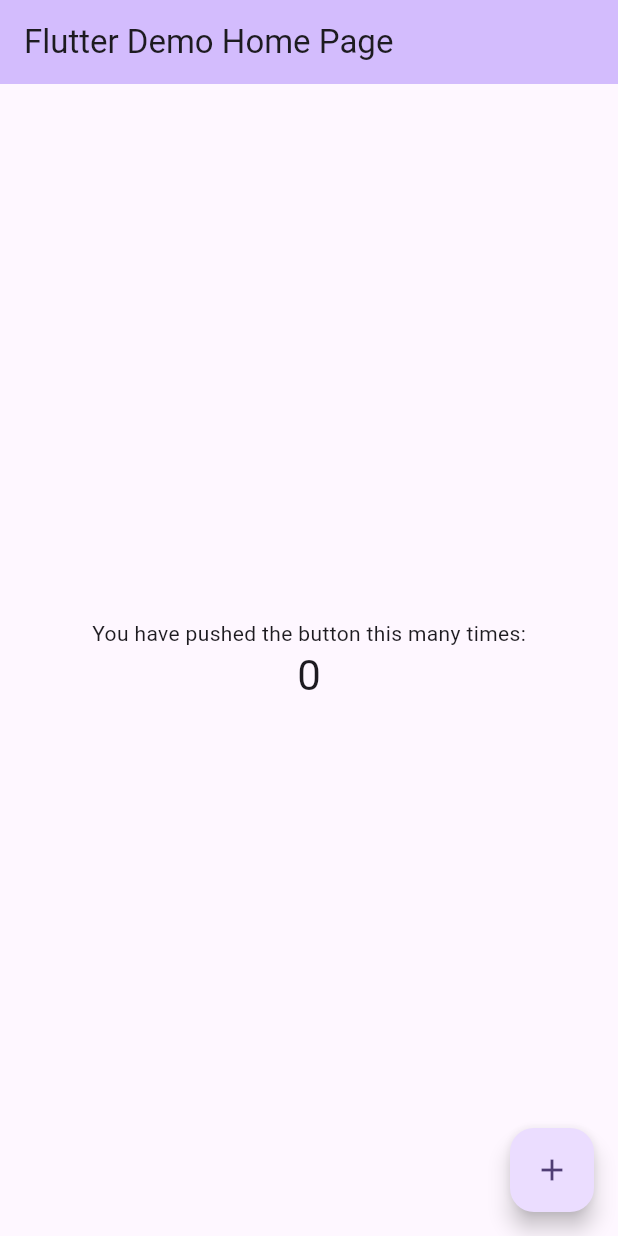
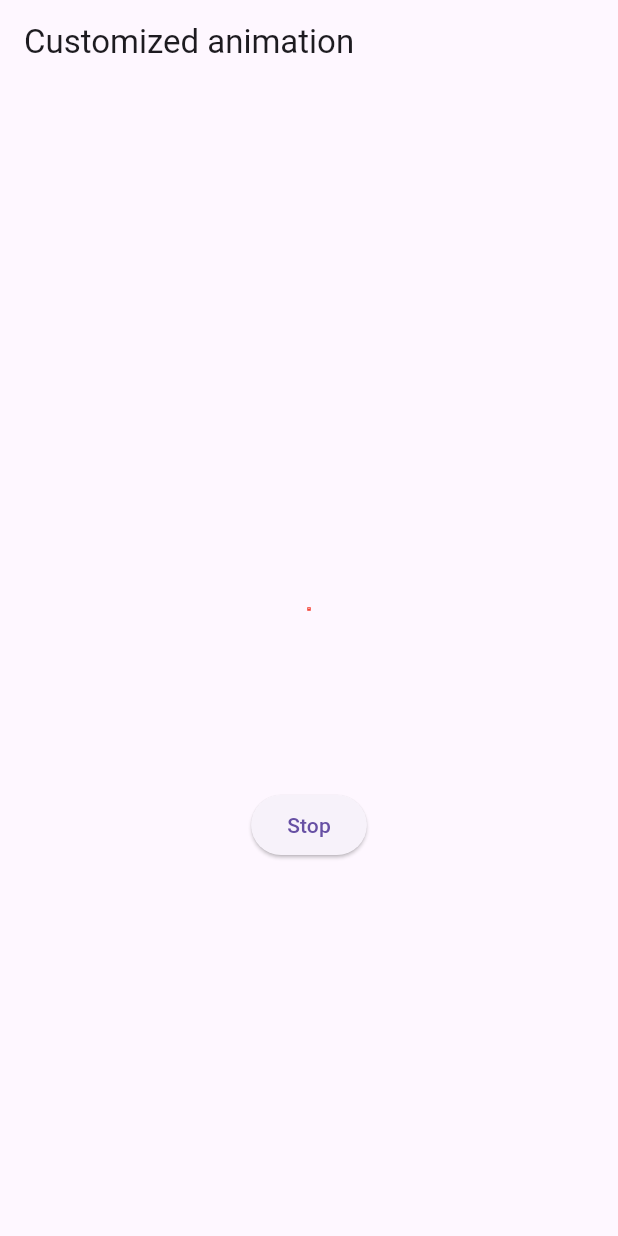
Before and after one commit to BANDARAKDT/Mobile-Application-Development-with-flutter, a Flutter app: the screen it shows after launch, on a phone screen of 412 x 824 dp. Run offline on Flutter 3.47's test engine with Material 3 defaults, Android fonts, the light colour scheme and no system bars; our stand-ins replace octo_image.

Commit message:
practical sheet 8

```diff
--- a/Labsheet 08/Activity/customize_animation/lib/main.dart
+++ b/Labsheet 08/Activity/customize_animation/lib/main.dart
@@ -1,125 +1,86 @@
 import 'package:flutter/material.dart';
 
 void main() {
-  runApp(const MyApp());
+  runApp(MyApp());
 }
 
 class MyApp extends StatelessWidget {
-  const MyApp({super.key});
-
-  // This widget is the root of your application.
   @override
   Widget build(BuildContext context) {
     return MaterialApp(
-      title: 'Flutter Demo',
-      theme: ThemeData(
-        // This is the theme of your application.
-        //
-        // TRY THIS: Try running your application with "flutter run". You'll see
-        // the application has a purple toolbar. Then, without quitting the app,
-        // try changing the seedColor in the colorScheme below to Colors.green
-        // and then invoke "hot reload" (save your changes or press the "hot
-        // reload" button in a Flutter-supported IDE, or press "r" if you used
-        // the command line to start the app).
-        //
-        // Notice that the counter didn't reset back to zero; the application
-        // state is not lost during the reload. To reset the state, use hot
-        // restart instead.
-        //
-        // This works for code too, not just values: Most code changes can be
-        // tested with just a hot reload.
-        colorScheme: ColorScheme.fromSeed(seedColor: Colors.deepPurple),
-        useMaterial3: true,
+      home: Scaffold(
+        appBar: AppBar(
+          title: Text("Customized animation"),
+        ),
+        body: CustomizeAnimation(),
       ),
-      home: const MyHomePage(title: 'Flutter Demo Home Page'),
     );
   }
 }
 
-class MyHomePage extends StatefulWidget {
-  const MyHomePage({super.key, required this.title});
+class CustomizeAnimation extends StatefulWidget {
+  @override
+  _CustomizeAnimationState createState() => _CustomizeAnimationState();
+}
 
-  // This widget is the home page of your application. It is stateful, meaning
-  // that it has a State object (defined below) that contains fields that affect
-  // how it looks.
-
-  // This class is the configuration for the state. It holds the values (in this
-  // case the title) provided by the parent (in this case the App widget) and
-  // used by the build method of the State. Fields in a Widget subclass are
-  // always marked "final".
-
-  final String title;
+class _CustomizeAnimationState extends State<CustomizeAnimation>
+    with SingleTickerProviderStateMixin {
+  late AnimationController _controller;
+  late Animation<double> _animation;
 
   @override
-  State<MyHomePage> createState() => _MyHomePageState();
-}
+  void initState() {
+    // TODO: implement initState
+    super.initState();
+    _controller =
+        AnimationController(duration: const Duration(seconds: 2), vsync: this);
+    _animation = Tween(begin: 0.0, end: 1.0).animate(
+      CurvedAnimation(parent: _controller, curve: Curves.bounceIn),
+    );
+    _controller.repeat(reverse: true);
+  }
 
-class _MyHomePageState extends State<MyHomePage> {
-  int _counter = 0;
-
-  void _incrementCounter() {
-    setState(() {
-      // This call to setState tells the Flutter framework that something has
-      // changed in this State, which causes it to rerun the build method below
-      // so that the display can reflect the updated values. If we changed
-      // _counter without calling setState(), then the build method would not be
-      // called again, and so nothing would appear to happen.
-      _counter++;
-    });
+  @override
+  void dispose() {
+    _controller.dispose();
+    super.dispose();
   }
 
   @override
   Widget build(BuildContext context) {
-    // This method is rerun every time setState is called, for instance as done
-    // by the _incrementCounter method above.
-    //
-    // The Flutter framework has been optimized to make rerunning build methods
-    // fast, so that you can just rebuild anything that needs updating rather
-    // than having to individually change instances of widgets.
-    return Scaffold(
-      appBar: AppBar(
-        // TRY THIS: Try changing the color here to a specific color (to
-        // Colors.amber, perhaps?) and trigger a hot reload to see the AppBar
-        // change color while the other colors stay the same.
-        backgroundColor: Theme.of(context).colorScheme.inversePrimary,
-        // Here we take the value from the MyHomePage object that was created by
-        // the App.build method, and use it to set our appbar title.
-        title: Text(widget.title),
+    return Center(
+      child: Column(
+        mainAxisAlignment: MainAxisAlignment.center,
+        children: [
+          ScaleTransition(
+            scale: _animation,
+            child: Container(
+              width: 200.0,
+              height: 200.0,
+              color: Colors.red,
+              child: Center(
+                child: Text(
+                  'Bounce',
+                  style: TextStyle(color: Colors.white, fontSize: 24.0),
+                ),
+              ),
+            ),
+          ),
+          SizedBox(height: 20),
+          ElevatedButton(
+            onPressed: () {
+              setState(() {
+                if (_controller.isAnimating) {
+                  _controller.stop();
+                } else {
+                  _controller.repeat(reverse: true);
+                }
+              });
+            },
+            child: Text(_controller.isAnimating ? 'Stop' : 'Start'),
+          ),
+        ],
       ),
-      body: Center(
-        // Center is a layout widget. It takes a single child and positions it
-        // in the middle of the parent.
-        child: Column(
-          // Column is also a layout widget. It takes a list of children and
-          // arranges them vertically. By default, it sizes itself to fit its
-          // children horizontally, and tries to be as tall as its parent.
-          //
-          // Column has various properties to control how it sizes itself and
-          // how it positions its children. Here we use mainAxisAlignment to
-          // center the children vertically; the main axis here is the vertical
-          // axis because Columns are vertical (the cross axis would be
-          // horizontal).
-          //
-          // TRY THIS: Invoke "debug painting" (choose the "Toggle Debug Paint"
-          // action in the IDE, or press "p" in the console), to see the
-          // wireframe for each widget.
-          mainAxisAlignment: MainAxisAlignment.center,
-          children: <Widget>[
-            const Text(
-              'You have pushed the button this many times:',
-            ),
-            Text(
-              '$_counter',
-              style: Theme.of(context).textTheme.headlineMedium,
-            ),
-          ],
-        ),
-      ),
-      floatingActionButton: FloatingActionButton(
-        onPressed: _incrementCounter,
-        tooltip: 'Increment',
-        child: const Icon(Icons.add),
-      ), // This trailing comma makes auto-formatting nicer for build methods.
     );
   }
 }
```
Also changed, not shown: Labsheet 08/animatio SS.png (deleted), 1 other file.
